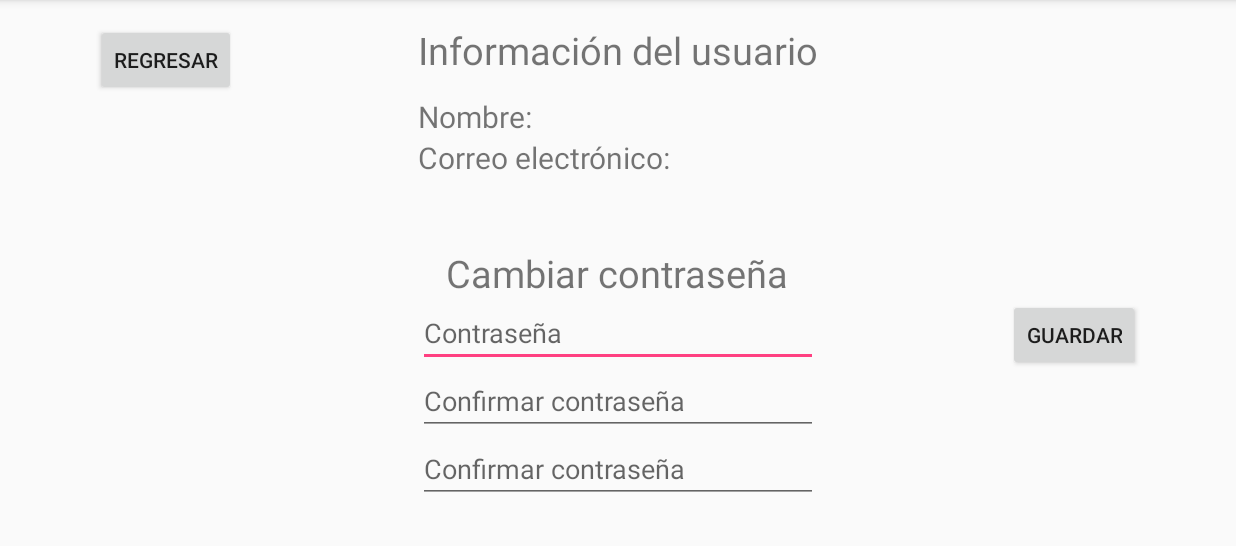
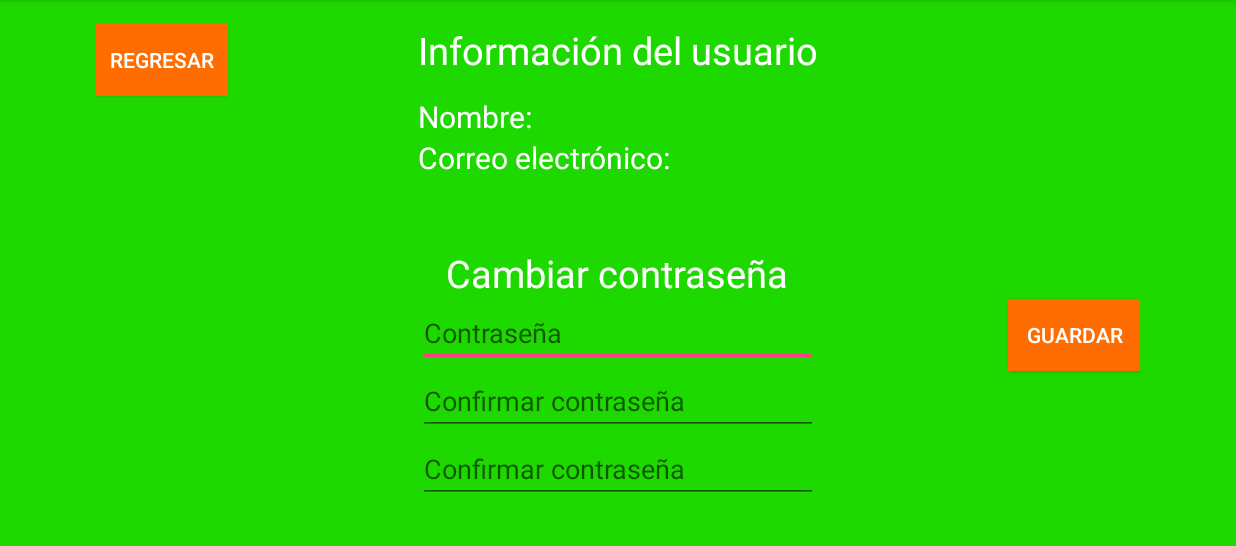
Before and after one commit to lagwy/APIS-Te, an Android app: the Cuenta screen opened directly, with no data from a screen before it, on a phone screen of 824 x 412 dp (held sideways), the part 72-618 px from its top. Run offline under Robolectric (Android 15) with nearby library versions, the phone set to English and light mode, and no system bars.

Commit message:
Modificaciones en las interfaces

```diff
--- a/app/src/main/AndroidManifest.xml
+++ b/app/src/main/AndroidManifest.xml
@@ -21,8 +21,6 @@
                 <category android:name="android.intent.category.LAUNCHER" />
             </intent-filter>
         </activity>
-        android:name=".MainActivity"
-        android:screenOrientation="landscape" />
         <activity
             android:name=".Registro"
             android:screenOrientation="landscape" />
@@ -52,6 +50,7 @@
             android:name=".Cuenta"
             android:screenOrientation="landscape" />
         <activity android:name=".Pregunta"
+            android:theme="@style/Theme.AppCompat.NoActionBar"
             android:screenOrientation="landscape"></activity>
     </application>
 
--- a/app/src/main/java/itesm/mx/apis_te/IniciarSesion.java
+++ b/app/src/main/java/itesm/mx/apis_te/IniciarSesion.java
@@ -147,6 +147,7 @@ public class IniciarSesion extends AppCompatActivity {
                     public void run() {
                         Toast.makeText(context, "El usuario no se encuentra en la base de datos",
                                 Toast.LENGTH_SHORT).show();
+                        pDialog.dismiss();
                     }
                 });
             return null;
--- a/app/src/main/java/itesm/mx/apis_te/Juego.java
+++ b/app/src/main/java/itesm/mx/apis_te/Juego.java
@@ -89,6 +89,7 @@ public class Juego extends AppCompatActivity {
             new AlertDialog.Builder(this)
                     .setIcon(android.R.drawable.ic_dialog_alert)
                     .setTitle("Cerrar sesión")
+                    .setIcon(R.mipmap.teaville_logo)
                     .setMessage("¿Estás seguro que deseas cerrar la sesión?")
                     .setPositiveButton("Si", new DialogInterface.OnClickListener()
                     {
--- a/app/src/main/java/itesm/mx/apis_te/Pregunta.java
+++ b/app/src/main/java/itesm/mx/apis_te/Pregunta.java
@@ -7,6 +7,7 @@ import android.os.AsyncTask;
 import android.support.v7.app.AppCompatActivity;
 import android.os.Bundle;
 import android.view.View;
+import android.view.Window;
 import android.widget.Button;
 import android.widget.TextView;
 import android.widget.Toast;
--- a/app/src/main/res/layout/activity_bienvenida.xml
+++ b/app/src/main/res/layout/activity_bienvenida.xml
@@ -4,6 +4,7 @@
     android:layout_width="match_parent"
     android:layout_height="match_parent"
     android:paddingBottom="@dimen/activity_vertical_margin"
+    android:background="#1ED900"
     android:paddingLeft="@dimen/activity_horizontal_margin"
     android:paddingRight="@dimen/activity_horizontal_margin"
     android:paddingTop="@dimen/activity_vertical_margin"
@@ -14,6 +15,7 @@
         android:layout_height="wrap_content"
         android:textAppearance="?android:attr/textAppearanceLarge"
         android:text="Bienvenido"
+        android:textColor="#fff"
         android:id="@+id/bienvenidaTituloTV"
         android:layout_centerHorizontal="true" />
 
@@ -22,6 +24,7 @@
         android:layout_height="wrap_content"
         android:text=""
         android:id="@+id/bienvenidaMensajeTV"
+        android:textColor="#fff"
         android:layout_below="@+id/bienvenidaTituloTV"
         android:layout_centerHorizontal="true" />
 
@@ -29,6 +32,9 @@
         android:layout_width="wrap_content"
         android:layout_height="wrap_content"
         android:text="Entendido"
+        android:background="#FF6C00"
+        android:textColor="#fff"
+        android:padding="10px"
         android:id="@+id/avanzaBienvenidaBtn"
         android:layout_alignParentBottom="true"
         android:layout_centerHorizontal="true"
--- a/app/src/main/res/layout/activity_creditos.xml
+++ b/app/src/main/res/layout/activity_creditos.xml
@@ -4,6 +4,7 @@
     android:layout_width="match_parent"
     android:layout_height="match_parent"
     android:paddingBottom="@dimen/activity_vertical_margin"
+    android:background="#1ED900"
     android:paddingLeft="@dimen/activity_horizontal_margin"
     android:paddingRight="@dimen/activity_horizontal_margin"
     android:paddingTop="@dimen/activity_vertical_margin"
@@ -13,6 +14,7 @@
         android:layout_width="wrap_content"
         android:layout_height="wrap_content"
         android:text="Créditos"
+        android:textColor="#fff"
         android:id="@+id/tituloCreditosTV"
         android:textSize="25dp"
         android:layout_alignParentTop="true"
@@ -23,6 +25,8 @@
         android:layout_width="wrap_content"
         android:layout_height="wrap_content"
         android:text="Regresar"
+        android:background="#FF6C00"
+        android:textColor="#fff"
         android:id="@+id/backCreditosBtn"
         android:layout_alignTop="@+id/tituloCreditosTV"
         android:layout_alignParentStart="true" />
@@ -31,6 +35,7 @@
         android:layout_width="fill_parent"
         android:layout_height="wrap_content"
         android:text=""
+        android:textColor="#fff"
         android:id="@+id/descripcionCreditosTV"
         android:textSize="20dp"
         android:scrollbars = "vertical"
--- a/app/src/main/res/layout/activity_cuenta.xml
+++ b/app/src/main/res/layout/activity_cuenta.xml
@@ -6,6 +6,7 @@
     android:paddingBottom="@dimen/activity_vertical_margin"
     android:paddingLeft="@dimen/activity_horizontal_margin"
     android:paddingRight="@dimen/activity_horizontal_margin"
+    android:background="#1ED900"
     android:paddingTop="@dimen/activity_vertical_margin"
     tools:context="itesm.mx.apis_te.Cuenta">
 
@@ -14,6 +15,7 @@
         android:layout_height="wrap_content"
         android:text="Información del usuario"
         android:id="@+id/tituloCreditosTV"
+        android:textColor="#fff"
         android:textSize="25dp"
         android:layout_alignParentTop="true"
         android:layout_centerHorizontal="true" />
@@ -23,6 +25,9 @@
         android:layout_height="wrap_content"
         android:text="Regresar"
         android:id="@+id/backCuentaBtn"
+        android:padding="10px"
+        android:background="#FF6C00"
+        android:textColor="#fff"
         android:layout_alignParentTop="true"
         android:layout_alignParentStart="true" />
 
@@ -30,6 +35,7 @@
         android:layout_width="wrap_content"
         android:layout_height="wrap_content"
         android:text="Nombre:"
+        android:textColor="#fff"
         android:id="@+id/nombreTV"
         android:textSize="20dp"
         android:layout_below="@+id/backCuentaBtn"
@@ -37,6 +43,7 @@
 
     <TextView
         android:layout_width="wrap_content"
+        android:textColor="#fff"
         android:layout_height="wrap_content"
         android:text=""
         android:id="@+id/nombreCuentaTV"
@@ -47,6 +54,7 @@
     <TextView
         android:layout_width="wrap_content"
         android:layout_height="wrap_content"
+        android:textColor="#fff"
         android:text="Correo electrónico: "
         android:id="@+id/emailTV"
         android:textSize="20dp"
@@ -59,6 +67,7 @@
         android:text=""
         android:id="@+id/emailCuentaTV"
         android:textSize="20dp"
+        android:textColor="#fff"
         android:layout_below="@+id/nombreCuentaTV"
         android:layout_alignStart="@+id/nombreCuentaTV" />
 
@@ -69,6 +78,7 @@
         android:id="@+id/cambiarPwdTV"
         android:textSize="25dp"
         android:layout_centerVertical="true"
+        android:textColor="#fff"
         android:layout_centerHorizontal="true"
         android:layout_alignParentEnd="false"
         android:layout_alignParentStart="false" />
@@ -79,6 +89,7 @@
         android:inputType="textPassword"
         android:ems="10"
         android:hint="Contraseña"
+        android:textColor="#fff"
         android:id="@+id/passwordCuentaET"
         android:layout_below="@+id/cambiarPwdTV"
         android:layout_alignStart="@+id/emailTV"
@@ -89,6 +100,7 @@
         android:layout_height="wrap_content"
         android:inputType="textPassword"
         android:ems="10"
+        android:textColor="#fff"
         android:hint="Confirmar contraseña"
         android:id="@+id/nuevapwdCuentaET"
         android:layout_below="@+id/passwordCuentaET"
@@ -100,6 +112,7 @@
         android:layout_height="wrap_content"
         android:inputType="textPassword"
         android:ems="10"
+        android:textColor="#fff"
         android:hint="Confirmar contraseña"
         android:id="@+id/confirmapwdET"
         android:layout_below="@+id/nuevapwdCuentaET"
@@ -110,6 +123,9 @@
         android:layout_width="wrap_content"
         android:layout_height="wrap_content"
         android:text="Guardar"
+        android:background="#FF6C00"
+        android:textColor="#fff"
+        android:padding="10px"
         android:id="@+id/guardarCuentaBtn"
         android:layout_alignTop="@+id/passwordCuentaET"
         android:layout_alignParentEnd="true" />
--- a/app/src/main/res/layout/activity_main.xml
+++ b/app/src/main/res/layout/activity_main.xml
@@ -3,6 +3,7 @@
     xmlns:tools="http://schemas.android.com/tools"
     android:layout_width="match_parent"
     android:layout_height="match_parent"
+    android:background="#1ED900"
     android:paddingBottom="@dimen/activity_vertical_margin"
     android:paddingLeft="@dimen/activity_horizontal_margin"
     android:paddingRight="@dimen/activity_horizontal_margin"
@@ -20,6 +21,8 @@
 
     <Button
         android:layout_width="250dp"
+        android:background="#FF6C00"
+        android:textColor="#fff"
         android:layout_height="wrap_content"
         android:text="Iniciar sesión"
         android:id="@+id/btnMenuInicioSesion"
@@ -30,6 +33,8 @@
         android:layout_width="250dp"
         android:layout_height="wrap_content"
         android:text="Registro"
+        android:background="#FF6C00"
+        android:textColor="#fff"
         android:id="@+id/btnMenuRegistro"
         android:layout_below="@+id/btnMenuInicioSesion"
         android:layout_centerHorizontal="true"
```
Also changed, not shown: app/src/main/res/layout/activity_iniciar_sesion.xml (+10 -0 lines), app/src/main/res/layout/activity_pregunta.xml (+16 -4 lines), app/src/main/res/layout/activity_registro.xml (+12 -0 lines).
